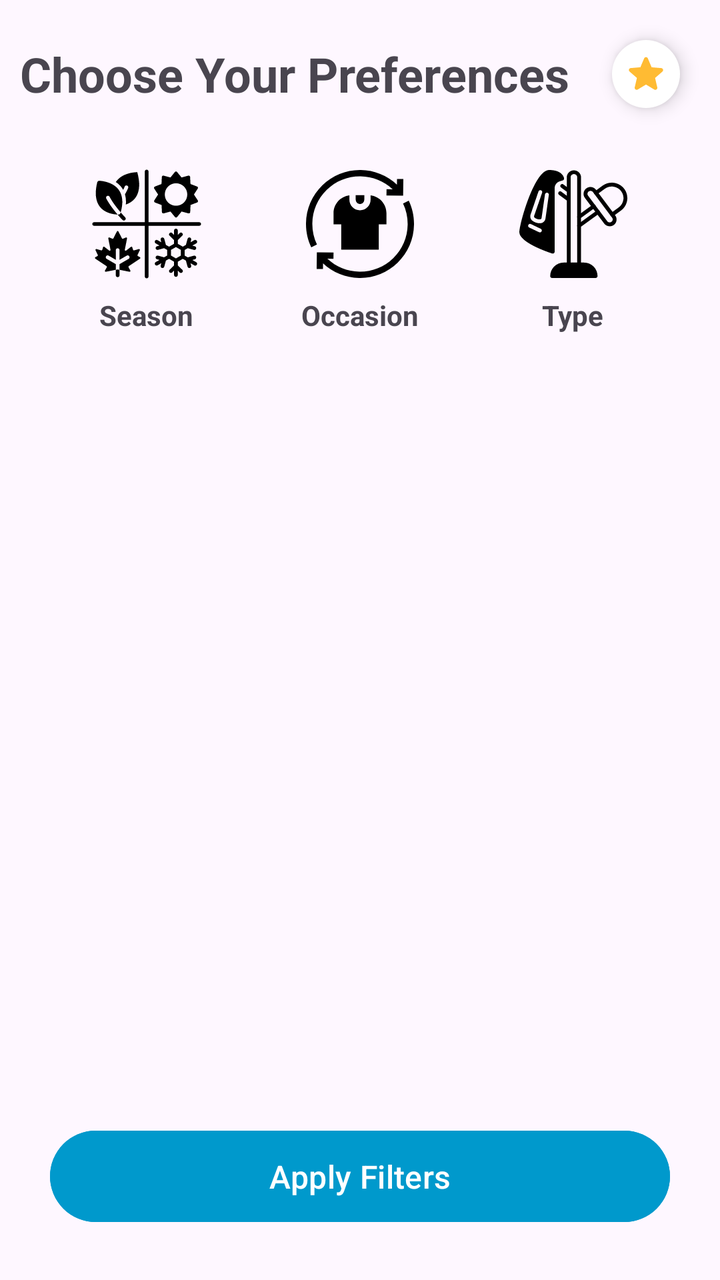
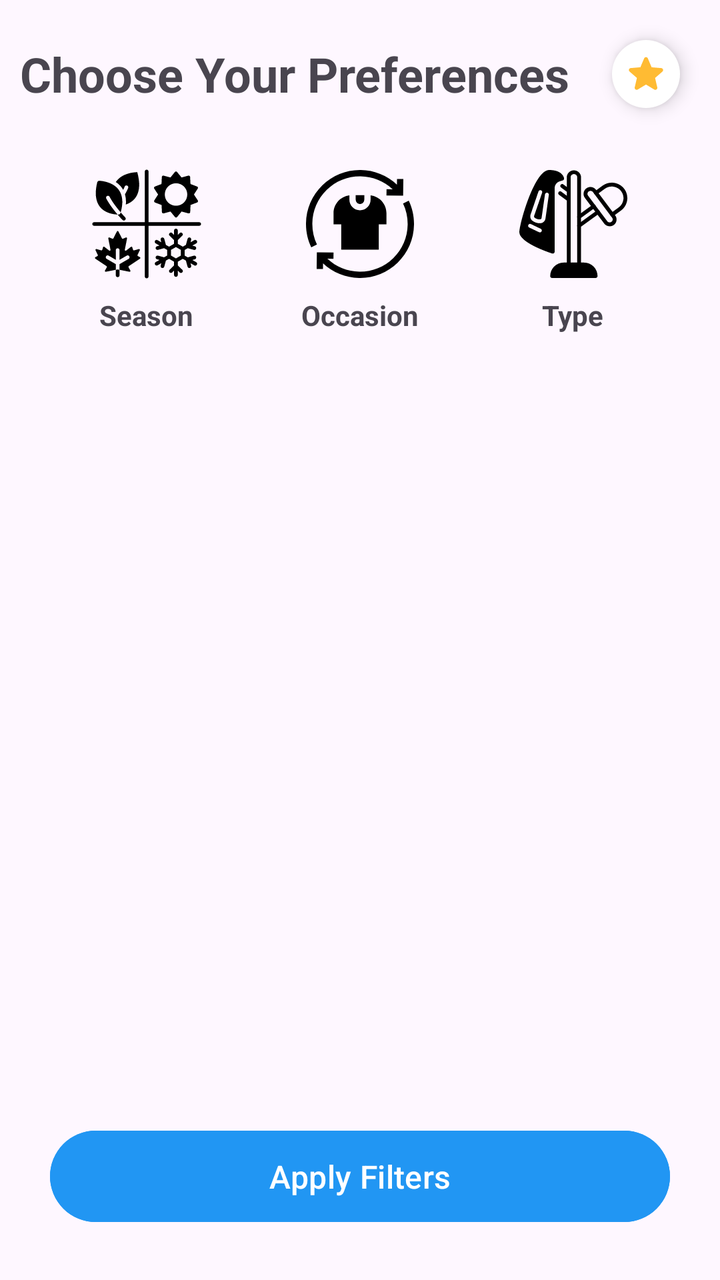

Screens rendered from an Android XML layout before and after an edit, with the pre-edit source and the edit as a unified diff.
<!-- AndroidManifest.xml: application theme Theme.StyleWIZ_vol2 -->
<!-- res/layout/fragment_suggestions.xml -->
<LinearLayout xmlns:android="http://schemas.android.com/apk/res/android"
    android:layout_width="match_parent"
    android:layout_height="match_parent"
    xmlns:app="http://schemas.android.com/apk/res-auto"
    android:orientation="vertical"
    android:padding="10dp">


    <LinearLayout
        android:layout_width="match_parent"
        android:layout_height="0dp"
        android:layout_weight="1"
        android:orientation="vertical">

        <LinearLayout
            android:layout_width="match_parent"
            android:layout_height="wrap_content"
            android:orientation="horizontal"
            android:gravity="center_vertical">
            <TextView
                android:layout_width="0dp"
                android:layout_height="wrap_content"
                android:layout_weight="1"
                android:text="Choose Your Preferences"
                android:textSize="24sp"
                android:textStyle="bold"/>

            <ImageView
                android:layout_width="wrap_content"
                android:layout_height="wrap_content"
                android:id="@+id/favSuggestions"
                android:layout_margin="10dp"
                android:elevation="5dp"
                android:padding="5dp"
                android:layout_gravity="center"
                android:background="@drawable/circle_shape"
                android:src="@drawable/round_star_24"
                app:tint="@android:color/holo_orange_light"/>

        </LinearLayout>

        <LinearLayout
            android:layout_width="match_parent"
            android:layout_height="wrap_content"
            android:layout_margin="10dp"
            android:orientation="horizontal">

            <LinearLayout
                android:id="@+id/optionSeason"
                android:layout_width="0dp"
                android:layout_height="wrap_content"
                android:layout_weight="1"
                android:orientation="vertical"
                android:gravity="center"
                android:padding="8dp">

                <ImageView
                    android:id="@+id/imgSeason"
                    android:layout_width="60dp"
                    android:layout_height="60dp"
                    android:src="@drawable/seasons_svg"
                    android:scaleType="centerCrop" />

                <TextView
                    android:layout_width="wrap_content"
                    android:layout_height="wrap_content"
                    android:text="Season"
                    android:textSize="14sp"
                    android:textStyle="bold"
                    android:paddingTop="6dp"/>
            </LinearLayout>

            <LinearLayout
                android:id="@+id/optionOccasion"
                android:layout_width="0dp"
                android:layout_height="wrap_content"
                android:layout_weight="1"
                android:orientation="vertical"
                android:gravity="center"
                android:padding="8dp">

                <ImageView
                    android:id="@+id/imgOccasion"
                    android:padding="3dp"
                    android:layout_width="60dp"
                    android:layout_height="60dp"
                    android:src="@drawable/occasion_svg"
                    android:scaleType="centerCrop" />

                <TextView
                    android:layout_width="wrap_content"
                    android:layout_height="wrap_content"
                    android:text="Occasion"
                    android:textSize="14sp"
                    android:textStyle="bold"
                    android:paddingTop="6dp"/>
            </LinearLayout>

            <LinearLayout
                android:id="@+id/optionType"
                android:layout_width="0dp"
                android:layout_height="wrap_content"
                android:layout_weight="1"
                android:gravity="center"
                android:orientation="vertical"
                android:padding="8dp">

                <ImageView
                    android:id="@+id/imgType"
                    android:padding="3dp"
                    android:layout_width="60dp"
                    android:layout_height="60dp"
                    android:scaleType="centerCrop"
                    android:src="@drawable/type_svg" />

                <TextView
                    android:layout_width="wrap_content"
                    android:layout_height="wrap_content"
                    android:paddingTop="6dp"
                    android:text="Type"
                    android:textSize="14sp"
                    android:textStyle="bold" />
            </LinearLayout>
        </LinearLayout>

        <FrameLayout
            android:id="@+id/contentContainer"
            android:layout_width="match_parent"
            android:layout_height="0dp"
            android:layout_weight="1"
            android:layout_margin="10dp"/>

        <Button
            android:id="@+id/btnApplyFilters"
            android:layout_width="match_parent"
            android:layout_height="wrap_content"
            android:text="Apply Filters"
            android:textSize="16sp"
            android:backgroundTint="@android:color/holo_blue_dark"
            android:textColor="@android:color/white"
            android:padding="12dp"
            android:layout_margin="15dp"/>
    </LinearLayout>




    
    <LinearLayout
        android:id="@+id/overlayCarouselContainer"
        android:layout_width="match_parent"
        android:layout_height="match_parent"
        android:orientation="vertical"
        android:background="@drawable/white_background"
        android:visibility="gone"
        android:padding="15dp">

        <LinearLayout
            android:layout_width="match_parent"
            android:layout_height="wrap_content"
            android:orientation="horizontal"
            android:gravity="center_vertical"
            android:paddingBottom="8dp">

            <TextView
                android:id="@+id/tvTitle"
                android:layout_width="0dp"
                android:layout_height="wrap_content"
                android:layout_weight="1"
                android:text="Suggested Outfits"
                android:textSize="20sp"
                android:textStyle="bold"
                android:textColor="#000000" />

            <ImageView
                android:layout_width="wrap_content"
                android:layout_height="wrap_content"
                android:id="@+id/closeSuggestions"
                android:layout_margin="10dp"
                android:elevation="5dp"
                android:padding="5dp"
                android:layout_gravity="center"
                android:background="@drawable/circle_shape"
                android:src="@drawable/round_clear_24"
                app:tint="@color/red"/>
        </LinearLayout>

        <androidx.recyclerview.widget.RecyclerView
            android:id="@+id/suggestionsRecycler"
            android:layout_width="match_parent"
            android:layout_height="wrap_content"
            android:layout_marginTop="12dp"
            android:clipToPadding="false" />

        <TextView
            android:id="@+id/noSuggestionsText"
            android:layout_width="match_parent"
            android:layout_height="wrap_content"

            android:text="Not enough items to fulfill the requirements. Please add more clothes or change your preferences."
            android:textAppearance="?attr/textAppearanceBody1"
            android:textColor="@android:color/darker_gray"
            android:gravity="center"
            android:visibility="gone"
            android:padding="16dp"
            android:layout_marginTop="100dp"/>
    </LinearLayout>
</LinearLayout>
<!-- resources referenced by this layout -->
<resources>
  <color name="red">#FF0000</color>
  <!-- drawable circle_shape (drawable) -->
  <?xml version="1.0" encoding="utf-8"?>
  <shape xmlns:android="http://schemas.android.com/apk/res/android">
      <solid android:color="#FFFFFF" /> 
      <corners android:radius="50dp" /> 
  </shape>
  <!-- drawable round_clear_24 (drawable) -->
  <vector android:height="24dp" android:tint="#000000"
      android:viewportHeight="24" android:viewportWidth="24"
      android:width="24dp" xmlns:android="http://schemas.android.com/apk/res/android">
      <path android:fillColor="@android:color/white" android:pathData="M18.3,5.71c-0.39,-0.39 -1.02,-0.39 -1.41,0L12,10.59 7.11,5.7c-0.39,-0.39 -1.02,-0.39 -1.41,0 -0.39,0.39 -0.39,1.02 0,1.41L10.59,12 5.7,16.89c-0.39,0.39 -0.39,1.02 0,1.41 0.39,0.39 1.02,0.39 1.41,0L12,13.41l4.89,4.89c0.39,0.39 1.02,0.39 1.41,0 0.39,-0.39 0.39,-1.02 0,-1.41L13.41,12l4.89,-4.89c0.38,-0.38 0.38,-1.02 0,-1.4z"/>
  </vector>
  <!-- drawable round_star_24 (drawable) -->
  <vector xmlns:android="http://schemas.android.com/apk/res/android" android:height="24dp" android:tint="#000000" android:viewportHeight="24" android:viewportWidth="24" android:width="24dp">
        
      <path android:fillColor="@android:color/white" android:pathData="M12,17.27l4.15,2.51c0.76,0.46 1.69,-0.22 1.49,-1.08l-1.1,-4.72l3.67,-3.18c0.67,-0.58 0.31,-1.68 -0.57,-1.75l-4.83,-0.41l-1.89,-4.46c-0.34,-0.81 -1.5,-0.81 -1.84,0L9.19,8.63L4.36,9.04c-0.88,0.07 -1.24,1.17 -0.57,1.75l3.67,3.18l-1.1,4.72c-0.2,0.86 0.73,1.54 1.49,1.08L12,17.27z"/>
      
  </vector>
  <!-- drawable white_background (drawable) -->
  <?xml version="1.0" encoding="utf-8"?>
  <selector xmlns:android="http://schemas.android.com/apk/res/android">
      <item>
  
          <shape
              android:shape="rectangle">
  
              <solid
                  android:color="@color/white"/>
  
              <corners
                  android:radius="20dp"/>
  
              <stroke
                  android:width="2dp"
                  android:color="@color/blue"/>
  
          </shape>
  
      </item>
  
  </selector>
  <style name="Theme.StyleWIZ_vol2" parent="Base.Theme.StyleWIZ_vol2" />
  <color name="white">#FFFFFFFF</color>
  <color name="blue">#2196F3</color>
  <style name="Base.Theme.StyleWIZ_vol2" parent="Theme.Material3.DayNight.NoActionBar">
          
          
      </style>
  <!-- unchanged entries left out for length: 3 -->
</resources>

<!-- the commit's change to res/layout/fragment_suggestions.xml (unified diff, before → after) -->
@@ -136,7 +136,7 @@
             android:layout_height="wrap_content"
             android:text="Apply Filters"
             android:textSize="16sp"
-            android:backgroundTint="@android:color/holo_blue_dark"
+            android:backgroundTint="@color/blue"
             android:textColor="@android:color/white"
             android:padding="12dp"
             android:layout_margin="15dp"/>
